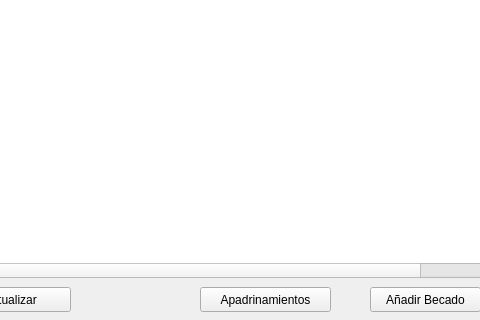
This is src/UI/gestorApadrinamiento.ui in PurpleFlamingo/purpleACOES as Qt 5 draws it before an edit; both pictures show x 160 to 640 and y 153 to 473 of the 773 by 473 pixel window. The edited form follows.
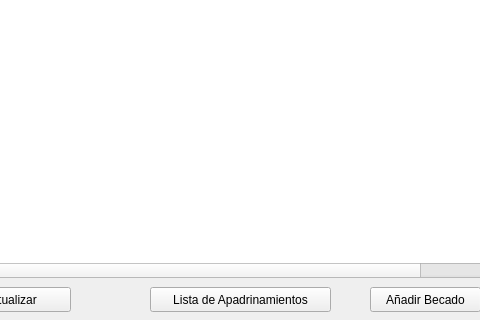
This is the edited form.

Commit message: Cambio en una label

Diff of the .ui file:
```diff
--- a/src/UI/gestorApadrinamiento.ui
+++ b/src/UI/gestorApadrinamiento.ui
@@ -352,14 +352,14 @@
    <widget class="QPushButton" name="bApadrinamientos">
     <property name="geometry">
      <rect>
-      <x>360</x>
+      <x>310</x>
       <y>440</y>
-      <width>131</width>
+      <width>181</width>
       <height>25</height>
      </rect>
     </property>
     <property name="text">
-     <string>Apadrinamientos</string>
+     <string>Lista de Apadrinamientos</string>
     </property>
    </widget>
   </widget>
```
